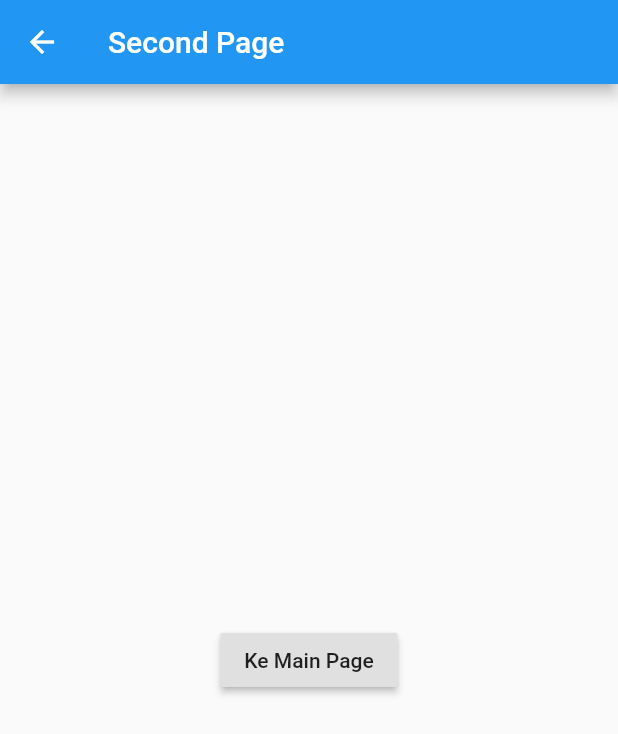
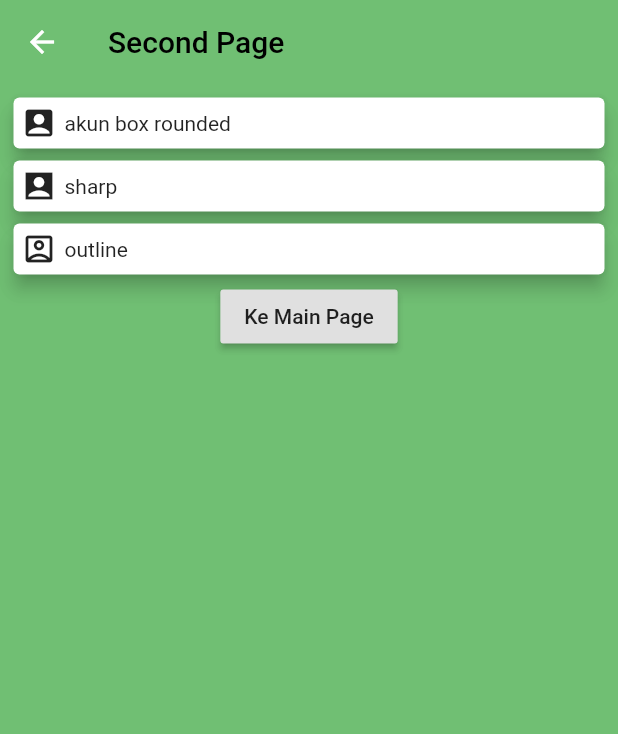
Before and after one commit to mindatama/GIT, a Flutter app: the screen it shows after launch, after a tap on "Ke Main Page", after a tap on "Ke Second Page", on a phone screen of 412 x 824 dp. Shown: the top 734 px of the screen. Run offline on Flutter 3.47's test engine with Material 2 defaults, Android fonts, the light colour scheme and no system bars.

Commit message:
hello_world_flutter lib/second_page.dart tambah contoh card widget

```diff
--- a/hello_world_flutter/lib/login_page.dart
+++ b/hello_world_flutter/lib/login_page.dart
@@ -1,5 +1,3 @@
-import 'dart:js';
-
 import 'package:flutter/material.dart';
 import 'package:hello_world_flutter/main_page.dart';
 
--- a/hello_world_flutter/lib/main_page.dart
+++ b/hello_world_flutter/lib/main_page.dart
@@ -4,9 +4,16 @@ import 'package:hello_world_flutter/second_page.dart';
 class MainPage extends StatelessWidget {
   @override
   Widget build(BuildContext context) {
-    return Scaffold(
+    return MaterialApp(
+      home: Scaffold(
+        backgroundColor: Colors.green.withOpacity(0.25),
         appBar: AppBar(
-        title: Text("MainPage"),
+          backgroundColor: Colors.transparent,
+          elevation: 0.0,
+          title: Text(
+            "Main Page",
+            style: TextStyle(color: Colors.black),
+          ),
         ),
         body: Center(
           child: RaisedButton(
@@ -18,6 +25,7 @@ class MainPage extends StatelessWidget {
             },
           ),
         ),
+      ),
     );
   }
 }
--- a/hello_world_flutter/lib/second_page.dart
+++ b/hello_world_flutter/lib/second_page.dart
@@ -1,23 +1,48 @@
 import 'package:flutter/material.dart';
-import 'package:hello_world_flutter/main_page.dart';
 
 class SecondPage extends StatelessWidget {
   @override
   Widget build(BuildContext context) {
     return Scaffold(
+      backgroundColor: Colors.green.withOpacity(0.8),
       appBar: AppBar(
-        title: Text("Second Page"),
+        backgroundColor: Colors.transparent,
+        elevation: 0.0,
+        title: Text(
+          "Second Page",
+          style: TextStyle(color: Colors.black),
+        ),
       ),
-      body: Center(
-        child: RaisedButton(
-          child: Text("Ke Main Page"),
-          onPressed: () {
-            Navigator.pop(context, MaterialPageRoute(builder: (context) {
-              return MainPage();
-            }));
-          },
+      body: Container(
+        margin: EdgeInsets.all(5),
+        child: ListView(
+          children: <Widget>[
+            buildCard(Icons.account_box_rounded, 'akun box rounded'),
+            buildCard(Icons.account_box_sharp, 'sharp'),
+            buildCard(Icons.account_box_outlined, "outline"),
+            Center(
+              child: RaisedButton(
+                child: Text("Ke Main Page"),
+                onPressed: () {
+                  Navigator.pop(context);
+                },
+              ),
+            ),
+          ],
         ),
       ),
     );
   }
+
+  Card buildCard(IconData ide, String T) {
+    return Card(
+      elevation: 5,
+      child: Row(
+        children: <Widget>[
+          Container(margin: EdgeInsets.all(5), child: Icon(ide)),
+          Text(T)
+        ],
+      ),
+    );
+  }
 }
```
Lines whose indentation alone changed are shown as unchanged.
